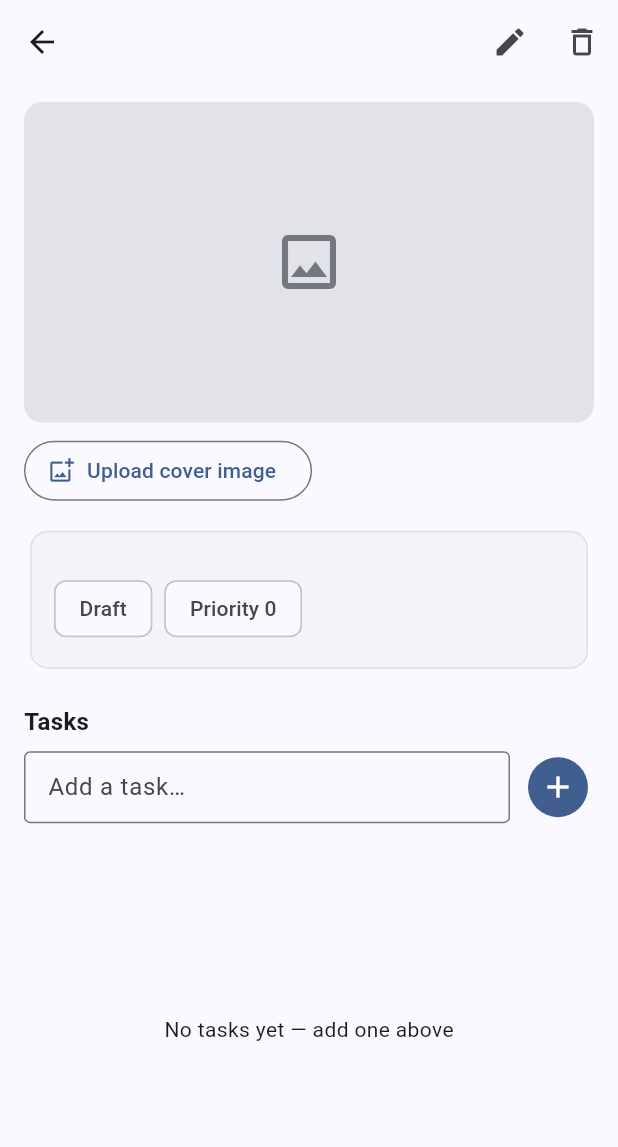
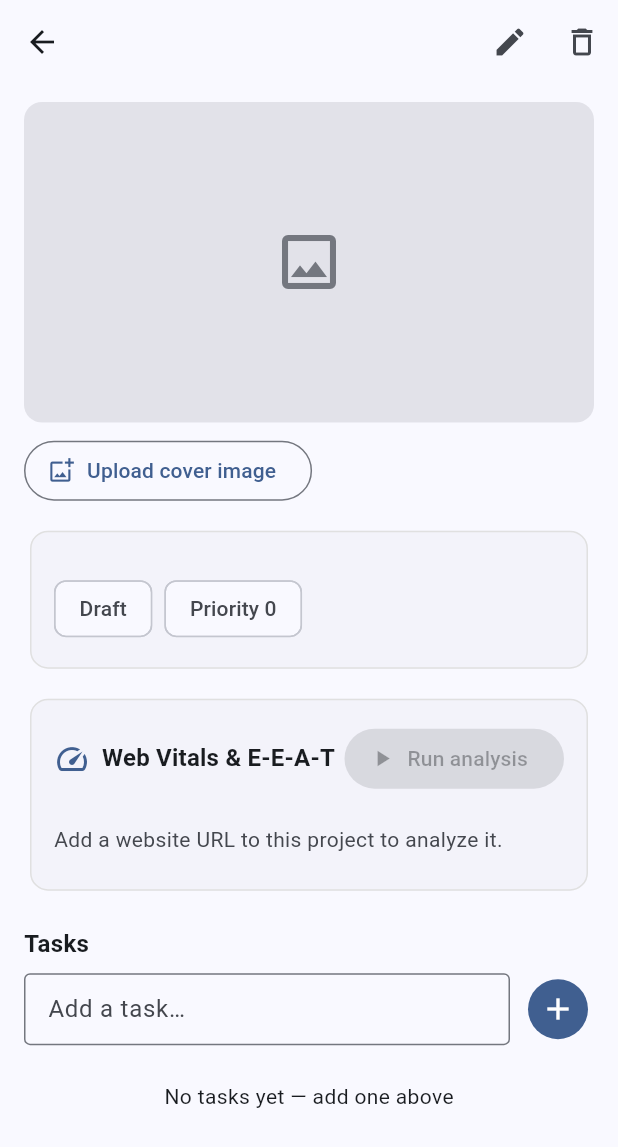
Before and after one commit to Algofix/Optimyweb, a Flutter app: the ProjectDetailScreen screen opened directly with empty values, on a phone screen of 412 x 824 dp. Shown: the top 1147 px of the screen. Run offline on Flutter 3.47's test engine with Material 3 defaults, Android fonts, the phone set to English and light mode, and no system bars; our stand-ins replace cloud_firestore, firebase_core, firebase_storage, web; missing offline and left inert: dart:js_interop; accounts and stored records are empty.

Commit message:
Add automated Core Web Vitals + E-E-A-T analysis (backend + dashboard)
Co-authored-by: Al Santos Martinho <al@almartinho.com>

```diff
--- /dev/null
+++ b/lib/models/analysis.dart
@@ -0,0 +1,238 @@
+import 'package:cloud_firestore/cloud_firestore.dart';
+
+enum AnalysisStatus { pending, running, complete, error, unknown }
+
+AnalysisStatus analysisStatusFromString(String? raw) {
+  switch (raw) {
+    case 'pending':
+      return AnalysisStatus.pending;
+    case 'running':
+      return AnalysisStatus.running;
+    case 'complete':
+      return AnalysisStatus.complete;
+    case 'error':
+      return AnalysisStatus.error;
+    default:
+      return AnalysisStatus.unknown;
+  }
+}
+
+/// Core Web Vitals rating used for colour-coding metric values.
+enum CwvRating { good, needsImprovement, poor }
+
+/// "Good" thresholds, mirroring `functions/lib/pagespeed.js`.
+class CwvThresholds {
+  static const lcpMs = [2500.0, 4000.0];
+  static const inpMs = [200.0, 500.0];
+  static const clsScore = [0.1, 0.25];
+  static const fcpMs = [1800.0, 3000.0];
+  static const ttfbMs = [800.0, 1800.0];
+
+  static CwvRating? rate(List<double> t, double? value) {
+    if (value == null) return null;
+    if (value <= t[0]) return CwvRating.good;
+    if (value <= t[1]) return CwvRating.needsImprovement;
+    return CwvRating.poor;
+  }
+}
+
+double? _d(dynamic v) => (v as num?)?.toDouble();
+int? _i(dynamic v) => (v as num?)?.toInt();
+
+class LabMetrics {
+  const LabMetrics({
+    this.lcpMs,
+    this.clsScore,
+    this.fcpMs,
+    this.speedIndexMs,
+    this.tbtMs,
+    this.ttiMs,
+    this.ttfbMs,
+  });
+
+  final double? lcpMs;
+  final double? clsScore;
+  final double? fcpMs;
+  final double? speedIndexMs;
+  final double? tbtMs;
+  final double? ttiMs;
+  final double? ttfbMs;
+
+  factory LabMetrics.fromMap(Map<String, dynamic>? m) {
+    m ??= {};
+    return LabMetrics(
+      lcpMs: _d(m['lcpMs']),
+      clsScore: _d(m['clsScore']),
+      fcpMs: _d(m['fcpMs']),
+      speedIndexMs: _d(m['speedIndexMs']),
+      tbtMs: _d(m['tbtMs']),
+      ttiMs: _d(m['ttiMs']),
+      ttfbMs: _d(m['ttfbMs']),
+    );
+  }
+}
+
+class FieldMetrics {
+  const FieldMetrics({
+    this.lcpMs,
+    this.inpMs,
+    this.clsScore,
+    this.fcpMs,
+    this.ttfbMs,
+  });
+
+  final double? lcpMs;
+  final double? inpMs;
+  final double? clsScore;
+  final double? fcpMs;
+  final double? ttfbMs;
+
+  factory FieldMetrics.fromMap(Map<String, dynamic> m) {
+    return FieldMetrics(
+      lcpMs: _d(m['lcpMs']),
+      inpMs: _d(m['inpMs']),
+      clsScore: _d(m['clsScore']),
+      fcpMs: _d(m['fcpMs']),
+      ttfbMs: _d(m['ttfbMs']),
+    );
+  }
+}
+
+class Opportunity {
+  const Opportunity({
+    required this.id,
+    required this.title,
+    required this.description,
+    required this.savingsMs,
+    required this.displayValue,
+  });
+
+  final String id;
+  final String title;
+  final String description;
+  final int savingsMs;
+  final String displayValue;
+
+  factory Opportunity.fromMap(Map<String, dynamic> m) => Opportunity(
+        id: m['id'] as String? ?? '',
+        title: m['title'] as String? ?? '',
+        description: m['description'] as String? ?? '',
+        savingsMs: _i(m['savingsMs']) ?? 0,
+        displayValue: m['displayValue'] as String? ?? '',
+      );
+}
+
+class EeatSignal {
+  const EeatSignal({
+    required this.id,
+    required this.label,
+    required this.passed,
+    required this.recommendation,
+  });
+
+  final String id;
+  final String label;
+  final bool passed;
+  final String recommendation;
+
+  factory EeatSignal.fromMap(Map<String, dynamic> m) => EeatSignal(
+        id: m['id'] as String? ?? '',
+        label: m['label'] as String? ?? '',
+        passed: m['passed'] as bool? ?? false,
+        recommendation: m['recommendation'] as String? ?? '',
+      );
+}
+
+class Improvement {
+  const Improvement({
+    required this.id,
+    required this.source,
+    required this.title,
+    required this.detail,
+    required this.priority,
+  });
+
+  final String id;
+  final String source; // 'performance' | 'eeat'
+  final String title;
+  final String detail;
+  final int priority;
+
+  factory Improvement.fromMap(Map<String, dynamic> m) => Improvement(
+        id: m['id'] as String? ?? '',
+        source: m['source'] as String? ?? '',
+        title: m['title'] as String? ?? '',
+        detail: m['detail'] as String? ?? '',
+        priority: _i(m['priority']) ?? 0,
+      );
+}
+
+class Analysis {
+  const Analysis({
+    required this.id,
+    required this.status,
+    this.url,
+    this.strategy = 'mobile',
+    this.performanceScore,
+    this.lab = const LabMetrics(),
+    this.field,
+    this.opportunities = const [],
+    this.eeatScore,
+    this.eeatSignals = const [],
+    this.improvements = const [],
+    this.error,
+    this.requestedAt,
+    this.completedAt,
+  });
+
+  final String id;
+  final AnalysisStatus status;
+  final String? url;
+  final String strategy;
+  final int? performanceScore;
+  final LabMetrics lab;
+  final FieldMetrics? field;
+  final List<Opportunity> opportunities;
+  final int? eeatScore;
+  final List<EeatSignal> eeatSignals;
+  final List<Improvement> improvements;
+  final String? error;
+  final DateTime? requestedAt;
+  final DateTime? completedAt;
+
+  bool get isComplete => status == AnalysisStatus.complete;
+  bool get isInProgress =>
+      status == AnalysisStatus.pending || status == AnalysisStatus.running;
+
+  static List<Map<String, dynamic>> _maps(dynamic v) =>
+      (v as List?)?.whereType<Map>().map((e) => e.cast<String, dynamic>()).toList() ??
+      const [];
+
+  factory Analysis.fromFirestore(
+    DocumentSnapshot<Map<String, dynamic>> doc,
+  ) {
+    final data = doc.data() ?? {};
+    final eeat = (data['eeat'] as Map?)?.cast<String, dynamic>();
+    return Analysis(
+      id: doc.id,
+      status: analysisStatusFromString(data['status'] as String?),
+      url: data['url'] as String?,
+      strategy: data['strategy'] as String? ?? 'mobile',
+      performanceScore: _i(data['performanceScore']),
+      lab: LabMetrics.fromMap((data['lab'] as Map?)?.cast<String, dynamic>()),
+      field: data['field'] is Map
+          ? FieldMetrics.fromMap((data['field'] as Map).cast<String, dynamic>())
+          : null,
+      opportunities:
+          _maps(data['opportunities']).map(Opportunity.fromMap).toList(),
+      eeatScore: eeat != null ? _i(eeat['score']) : null,
+      eeatSignals:
+          _maps(eeat?['signals']).map(EeatSignal.fromMap).toList(),
+      improvements:
+          _maps(data['improvements']).map(Improvement.fromMap).toList(),
+      error: data['error'] as String?,
+      requestedAt: (data['requestedAt'] as Timestamp?)?.toDate(),
+      completedAt: (data['completedAt'] as Timestamp?)?.toDate(),
+    );
+  }
+}
--- a/lib/screens/project_detail_screen.dart
+++ b/lib/screens/project_detail_screen.dart
@@ -1,10 +1,12 @@
 import 'package:flutter/material.dart';
 
+import '../models/analysis.dart';
 import '../models/project.dart';
 import '../models/task.dart';
 import '../services/project_repository.dart';
 import '../services/storage_service.dart';
 import '../utils/image_picker.dart';
+import '../widgets/analysis_section.dart';
 import '../widgets/project_cover.dart';
 import '../widgets/project_url_link.dart';
 import 'project_form_screen.dart';
@@ -23,6 +25,24 @@ class _ProjectDetailScreenState extends State<ProjectDetailScreen> {
   final _storage = StorageService();
   final _taskCtrl = TextEditingController();
   bool _uploadingCover = false;
+  bool _requestingAnalysis = false;
+
+  Future<void> _runAnalysis(Project project) async {
+    final url = project.url;
+    if (url == null || url.trim().isEmpty) return;
+    setState(() => _requestingAnalysis = true);
+    try {
+      await _repo.requestAnalysis(project.id, url: url.trim());
+    } catch (e) {
+      if (mounted) {
+        ScaffoldMessenger.of(context).showSnackBar(
+          SnackBar(content: Text('Could not start analysis: $e')),
+        );
+      }
+    } finally {
+      if (mounted) setState(() => _requestingAnalysis = false);
+    }
+  }
 
   @override
   void dispose() {
@@ -141,31 +161,36 @@ class _ProjectDetailScreenState extends State<ProjectDetailScreen> {
               ),
             ],
           ),
-          body: Column(
-            crossAxisAlignment: CrossAxisAlignment.stretch,
+          body: ListView(
+            padding: const EdgeInsets.fromLTRB(16, 12, 16, 24),
             children: [
-              Padding(
-                padding: const EdgeInsets.fromLTRB(16, 12, 16, 0),
-                child: ProjectCover(
+              ProjectCover(
                 imageUrl: project.imageUrl,
                 uploading: _uploadingCover,
                 onUpload: () => _uploadCover(project),
               ),
-              ),
-              Padding(
-                padding: const EdgeInsets.fromLTRB(16, 12, 16, 0),
-                child: _ProjectHeader(project: project),
+              const SizedBox(height: 12),
+              _ProjectHeader(project: project),
+              const SizedBox(height: 12),
+              StreamBuilder<Analysis?>(
+                stream: _repo.watchLatestAnalysis(widget.projectId),
+                builder: (context, analysisSnap) {
+                  return AnalysisSection(
+                    analysis: analysisSnap.data,
+                    hasUrl: project.url != null && project.url!.trim().isNotEmpty,
+                    busy: _requestingAnalysis,
+                    onRun: () => _runAnalysis(project),
+                  );
+                },
               ),
               const Padding(
-                padding: EdgeInsets.fromLTRB(16, 20, 16, 8),
+                padding: EdgeInsets.fromLTRB(0, 20, 0, 8),
                 child: Text(
                   'Tasks',
                   style: TextStyle(fontSize: 16, fontWeight: FontWeight.w600),
                 ),
               ),
-              Padding(
-                padding: const EdgeInsets.symmetric(horizontal: 16),
-                child: Row(
+              Row(
                 children: [
                   Expanded(
                     child: TextField(
@@ -185,29 +210,30 @@ class _ProjectDetailScreenState extends State<ProjectDetailScreen> {
                   ),
                 ],
               ),
-              ),
-              Expanded(
-                child: StreamBuilder<List<ProjectTask>>(
+              const SizedBox(height: 8),
+              StreamBuilder<List<ProjectTask>>(
                 stream: _repo.watchTasks(widget.projectId),
                 builder: (context, taskSnap) {
                   if (taskSnap.hasError) {
                     return Center(child: Text(taskSnap.error.toString()));
                   }
                   if (!taskSnap.hasData) {
-                      return const Center(child: CircularProgressIndicator());
+                    return const Padding(
+                      padding: EdgeInsets.all(16),
+                      child: Center(child: CircularProgressIndicator()),
+                    );
                   }
                   final tasks = taskSnap.data!;
                   if (tasks.isEmpty) {
-                      return const Center(
-                        child: Text('No tasks yet — add one above'),
+                    return const Padding(
+                      padding: EdgeInsets.all(16),
+                      child: Center(child: Text('No tasks yet — add one above')),
                     );
                   }
-                    return ListView.builder(
-                      padding: const EdgeInsets.all(16),
-                      itemCount: tasks.length,
-                      itemBuilder: (context, index) {
-                        final task = tasks[index];
-                        return CheckboxListTile(
+                  return Column(
+                    children: tasks
+                        .map(
+                          (task) => CheckboxListTile(
                             value: task.done,
                             onChanged: (_) =>
                                 _repo.toggleTask(widget.projectId, task),
@@ -225,11 +251,11 @@ class _ProjectDetailScreenState extends State<ProjectDetailScreen> {
                               onPressed: () =>
                                   _repo.deleteTask(widget.projectId, task.id),
                             ),
+                          ),
+                        )
+                        .toList(),
                   );
                 },
-                    );
-                  },
-                ),
               ),
             ],
           ),
--- a/lib/services/project_repository.dart
+++ b/lib/services/project_repository.dart
@@ -1,5 +1,6 @@
 import 'package:cloud_firestore/cloud_firestore.dart';
 
+import '../models/analysis.dart';
 import '../models/project.dart';
 import '../models/task.dart';
 
@@ -78,6 +79,33 @@ class ProjectRepository {
     await _touchProject(projectId);
   }
 
+  /// Latest analysis run for a project (most recently requested).
+  Stream<Analysis?> watchLatestAnalysis(String projectId) {
+    return _projects
+        .doc(projectId)
+        .collection('analyses')
+        .orderBy('requestedAt', descending: true)
+        .limit(1)
+        .snapshots()
+        .map((snap) =>
+            snap.docs.isEmpty ? null : Analysis.fromFirestore(snap.docs.first));
+  }
+
+  /// Queues an analysis run. The `runProjectAnalysis` Cloud Function picks up
+  /// the `pending` doc, fetches Core Web Vitals + E-E-A-T, and fills it in.
+  Future<void> requestAnalysis(
+    String projectId, {
+    required String url,
+    String strategy = 'mobile',
+  }) async {
+    await _projects.doc(projectId).collection('analyses').add({
+      'status': 'pending',
+      'url': url,
+      'strategy': strategy,
+      'requestedAt': FieldValue.serverTimestamp(),
+    });
+  }
+
   Future<void> setProjectImageUrl(String projectId, String url) async {
     await _projects.doc(projectId).update({
       'imageUrl': url,
--- /dev/null
+++ b/lib/widgets/analysis_section.dart
@@ -0,0 +1,401 @@
+import 'package:flutter/material.dart';
+
+import '../models/analysis.dart';
+
+String _formatMs(double? v) {
+  if (v == null) return '—';
+  if (v >= 1000) return '${(v / 1000).toStringAsFixed(1)} s';
+  return '${v.round()} ms';
+}
+
+String _formatCls(double? v) => v == null ? '—' : v.toStringAsFixed(2);
+
+Color _ratingColor(CwvRating? r, ColorScheme cs) {
+  switch (r) {
+    case CwvRating.good:
+      return const Color(0xFF0CCE6B);
+    case CwvRating.needsImprovement:
+      return const Color(0xFFFFA400);
+    case CwvRating.poor:
+      return const Color(0xFFFF4E42);
+    case null:
+      return cs.outlineVariant;
+  }
+}
+
+Color _scoreColor(int? score) {
+  if (score == null) return const Color(0xFF9AA0A6);
+  if (score >= 90) return const Color(0xFF0CCE6B);
+  if (score >= 50) return const Color(0xFFFFA400);
+  return const Color(0xFFFF4E42);
+}
+
+/// Dashboard that triggers and displays an automated Core Web Vitals +
+/// E-E-A-T analysis for a project.
+class AnalysisSection extends StatelessWidget {
+  const AnalysisSection({
+    super.key,
+    required this.analysis,
+    required this.hasUrl,
+    required this.busy,
+    required this.onRun,
+  });
+
+  final Analysis? analysis;
+  final bool hasUrl;
+  final bool busy;
+  final VoidCallback onRun;
+
+  @override
+  Widget build(BuildContext context) {
+    final theme = Theme.of(context);
+    final a = analysis;
+    final inProgress = busy || (a?.isInProgress ?? false);
+
+    return Card(
+      child: Padding(
+        padding: const EdgeInsets.all(16),
+        child: Column(
+          crossAxisAlignment: CrossAxisAlignment.start,
+          children: [
+            Row(
+              children: [
+                Icon(Icons.speed, color: theme.colorScheme.primary),
+                const SizedBox(width: 8),
+                Expanded(
+                  child: Text(
+                    'Web Vitals & E-E-A-T',
+                    style: theme.textTheme.titleMedium
+                        ?.copyWith(fontWeight: FontWeight.w600),
+                  ),
+                ),
+                FilledButton.icon(
+                  onPressed: (!hasUrl || inProgress) ? null : onRun,
+                  icon: inProgress
+                      ? const SizedBox(
+                          width: 16,
+                          height: 16,
+                          child: CircularProgressIndicator(strokeWidth: 2),
+                        )
+                      : const Icon(Icons.play_arrow, size: 18),
+                  label: Text(
+                    inProgress
+                        ? 'Analyzing…'
+                        : (a?.isComplete == true ? 'Re-run' : 'Run analysis'),
+                  ),
+                ),
+              ],
+            ),
+            const SizedBox(height: 12),
+            _body(context, a, inProgress),
+          ],
+        ),
+      ),
+    );
+  }
+
+  Widget _body(BuildContext context, Analysis? a, bool inProgress) {
+    final theme = Theme.of(context);
+    if (!hasUrl) {
+      return _hint(theme, 'Add a website URL to this project to analyze it.');
+    }
+    if (a == null && !inProgress) {
+      return _hint(
+        theme,
+        'No analysis yet. Run one to get Core Web Vitals (LCP, INP, CLS) '
+        'and E-E-A-T signals with prioritized improvements.',
+      );
+    }
+    if (inProgress) {
+      return Column(
+        crossAxisAlignment: CrossAxisAlignment.stretch,
+        children: [
+          const LinearProgressIndicator(),
+          const SizedBox(height: 8),
+          Text('Analyzing ${a?.url ?? ''}…', style: theme.textTheme.bodySmall),
+        ],
+      );
+    }
+    if (a!.status == AnalysisStatus.error) {
+      return _hint(
+        theme,
+        'Analysis failed: ${a.error ?? 'unknown error'}',
+        color: theme.colorScheme.error,
+      );
+    }
+
+    final field = a.field;
+    final lcp = field?.lcpMs ?? a.lab.lcpMs;
+    final inp = field?.inpMs ?? a.lab.tbtMs; // TBT is the lab proxy for INP
+    final inpIsField = field?.inpMs != null;
+    final cls = field?.clsScore ?? a.lab.clsScore;
+    final fcp = field?.fcpMs ?? a.lab.fcpMs;
+    final ttfb = field?.ttfbMs ?? a.lab.ttfbMs;
+    final source = field != null ? 'field (CrUX)' : 'lab';
+
+    return Column(
+      crossAxisAlignment: CrossAxisAlignment.start,
+      children: [
+        Row(
+          mainAxisAlignment: MainAxisAlignment.spaceEvenly,
+          children: [
+            _ScoreRing(label: 'Performance', score: a.performanceScore),
+            _ScoreRing(label: 'E-E-A-T', score: a.eeatScore),
+          ],
+        ),
+        const SizedBox(height: 16),
+        Row(
+          children: [
+            Text('Core Web Vitals',
+                style: theme.textTheme.titleSmall
+                    ?.copyWith(fontWeight: FontWeight.w600)),
+            const SizedBox(width: 8),
+            Text('· $source', style: theme.textTheme.bodySmall),
+          ],
+        ),
+        const SizedBox(height: 8),
+        Wrap(
+          spacing: 8,
+          runSpacing: 8,
+          children: [
+            _MetricCard(
+              label: 'LCP',
+              value: _formatMs(lcp),
+              rating: CwvThresholds.rate(CwvThresholds.lcpMs, lcp),
+            ),
+            _MetricCard(
+              label: inpIsField ? 'INP' : 'TBT',
+              value: _formatMs(inp),
+              rating: CwvThresholds.rate(CwvThresholds.inpMs, inp),
+            ),
+            _MetricCard(
+              label: 'CLS',
+              value: _formatCls(cls),
+              rating: CwvThresholds.rate(CwvThresholds.clsScore, cls),
+            ),
+            _MetricCard(
+              label: 'FCP',
+              value: _formatMs(fcp),
+              rating: CwvThresholds.rate(CwvThresholds.fcpMs, fcp),
+            ),
+            _MetricCard(
+              label: 'TTFB',
+              value: _formatMs(ttfb),
+              rating: CwvThresholds.rate(CwvThresholds.ttfbMs, ttfb),
+            ),
+          ],
+        ),
+        if (a.improvements.isNotEmpty) ...[
+          const SizedBox(height: 20),
+          Text('Recommended improvements',
+              style: theme.textTheme.titleSmall
+                  ?.copyWith(fontWeight: FontWeight.w600)),
+          const SizedBox(height: 8),
+          ...a.improvements.map((i) => _ImprovementTile(improvement: i)),
+        ],
+        if (a.eeatSignals.isNotEmpty) ...[
+          const SizedBox(height: 20),
+          Text('E-E-A-T signals',
+              style: theme.textTheme.titleSmall
+                  ?.copyWith(fontWeight: FontWeight.w600)),
+          const SizedBox(height: 8),
+          ...a.eeatSignals.map((s) => _SignalTile(signal: s)),
+        ],
+      ],
+    );
+  }
+
+  Widget _hint(ThemeData theme, String text, {Color? color}) => Padding(
+        padding: const EdgeInsets.symmetric(vertical: 8),
+        child: Text(
+          text,
+          style: theme.textTheme.bodyMedium?.copyWith(
+            color: color ?? theme.colorScheme.onSurfaceVariant,
+          ),
+        ),
+      );
+}
+
+class _ScoreRing extends StatelessWidget {
+  const _ScoreRing({required this.label, required this.score});
+  final String label;
+  final int? score;
+
+  @override
+  Widget build(BuildContext context) {
+    final theme = Theme.of(context);
+    final color = _scoreColor(score);
+    return Column(
+      children: [
+        SizedBox(
+          width: 72,
+          height: 72,
+          child: Stack(
+            alignment: Alignment.center,
+            children: [
+              SizedBox(
+                width: 72,
+                height: 72,
+                child: CircularProgressIndicator(
+                  value: (score ?? 0) / 100,
+                  strokeWidth: 6,
+                  backgroundColor: theme.colorScheme.surfaceContainerHighest,
+                  valueColor: AlwaysStoppedAnimation(color),
+                ),
+              ),
+              Text(
+                score?.toString() ?? '—',
+                style: theme.textTheme.titleLarge
+                    ?.copyWith(color: color, fontWeight: FontWeight.w700),
+              ),
+            ],
+          ),
+        ),
+        const SizedBox(height: 6),
+        Text(label, style: theme.textTheme.bodySmall),
+      ],
+    );
+  }
+}
+
+class _MetricCard extends StatelessWidget {
+  const _MetricCard({
+    required this.label,
+    required this.value,
+    required this.rating,
+  });
+  final String label;
+  final String value;
+  final CwvRating? rating;
+
+  @override
+  Widget build(BuildContext context) {
+    final theme = Theme.of(context);
+    final color = _ratingColor(rating, theme.colorScheme);
+    return Container(
+      width: 96,
+      padding: const EdgeInsets.symmetric(horizontal: 12, vertical: 10),
+      decoration: BoxDecoration(
+        borderRadius: BorderRadius.circular(10),
+        border: Border.all(color: theme.colorScheme.outlineVariant),
+      ),
+      child: Column(
+        crossAxisAlignment: CrossAxisAlignment.start,
+        children: [
+          Row(
+            children: [
+              Container(
+                width: 8,
+                height: 8,
+                decoration: BoxDecoration(color: color, shape: BoxShape.circle),
+              ),
+              const SizedBox(width: 6),
+              Text(label, style: theme.textTheme.labelMedium),
+            ],
+          ),
+          const SizedBox(height: 4),
+          Text(
+            value,
+            style:
+                theme.textTheme.titleMedium?.copyWith(fontWeight: FontWeight.w600),
+          ),
+        ],
+      ),
+    );
+  }
+}
+
+class _ImprovementTile extends StatelessWidget {
+  const _ImprovementTile({required this.improvement});
+  final Improvement improvement;
+
+  @override
+  Widget build(BuildContext context) {
+    final theme = Theme.of(context);
+    final isPerf = improvement.source == 'performance';
+    return Padding(
+      padding: const EdgeInsets.symmetric(vertical: 4),
+      child: Row(
+        crossAxisAlignment: CrossAxisAlignment.start,
+        children: [
+          CircleAvatar(
+            radius: 12,
+            backgroundColor: theme.colorScheme.primaryContainer,
+            child: Text(
+              '${improvement.priority}',
+              style: theme.textTheme.labelSmall
+                  ?.copyWith(color: theme.colorScheme.onPrimaryContainer),
+            ),
+          ),
+          const SizedBox(width: 10),
+          Expanded(
+            child: Column(
+              crossAxisAlignment: CrossAxisAlignment.start,
+              children: [
+                Row(
+                  children: [
+                    Icon(
+                      isPerf ? Icons.bolt : Icons.verified_user_outlined,
+                      size: 14,
+                      color: theme.colorScheme.primary,
+                    ),
+                    const SizedBox(width: 4),
+                    Expanded(
+                      child: Text(
+                        improvement.title,
+                        style: theme.textTheme.bodyMedium
+                            ?.copyWith(fontWeight: FontWeight.w500),
+                      ),
+                    ),
+                  ],
+                ),
+                if (improvement.detail.isNotEmpty)
+                  Text(improvement.detail, style: theme.textTheme.bodySmall),
+              ],
+            ),
+          ),
+        ],
+      ),
+    );
+  }
+}
+
+class _SignalTile extends StatelessWidget {
+  const _SignalTile({required this.signal});
+  final EeatSignal signal;
+
+  @override
+  Widget build(BuildContext context) {
+    final theme = Theme.of(context);
+    return Padding(
+      padding: const EdgeInsets.symmetric(vertical: 3),
+      child: Row(
+        crossAxisAlignment: CrossAxisAlignment.start,
+        children: [
+          Icon(
+            signal.passed ? Icons.check_circle : Icons.cancel,
+            size: 18,
+            color: signal.passed
+                ? const Color(0xFF0CCE6B)
+                : theme.colorScheme.error,
+          ),
+          const SizedBox(width: 8),
+          Expanded(
+            child: Column(
+              crossAxisAlignment: CrossAxisAlignment.start,
+              children: [
+                Text(signal.label, style: theme.textTheme.bodyMedium),
+                if (!signal.passed && signal.recommendation.isNotEmpty)
+                  Text(
+                    signal.recommendation,
+                    style: theme.textTheme.bodySmall
+                        ?.copyWith(color: theme.colorScheme.onSurfaceVariant),
+                  ),
+              ],
+            ),
+          ),
+        ],
+      ),
+    );
+  }
+}
```
Also changed, not shown: firebase.json, 10 other files. Lines whose indentation alone changed are shown as unchanged.
